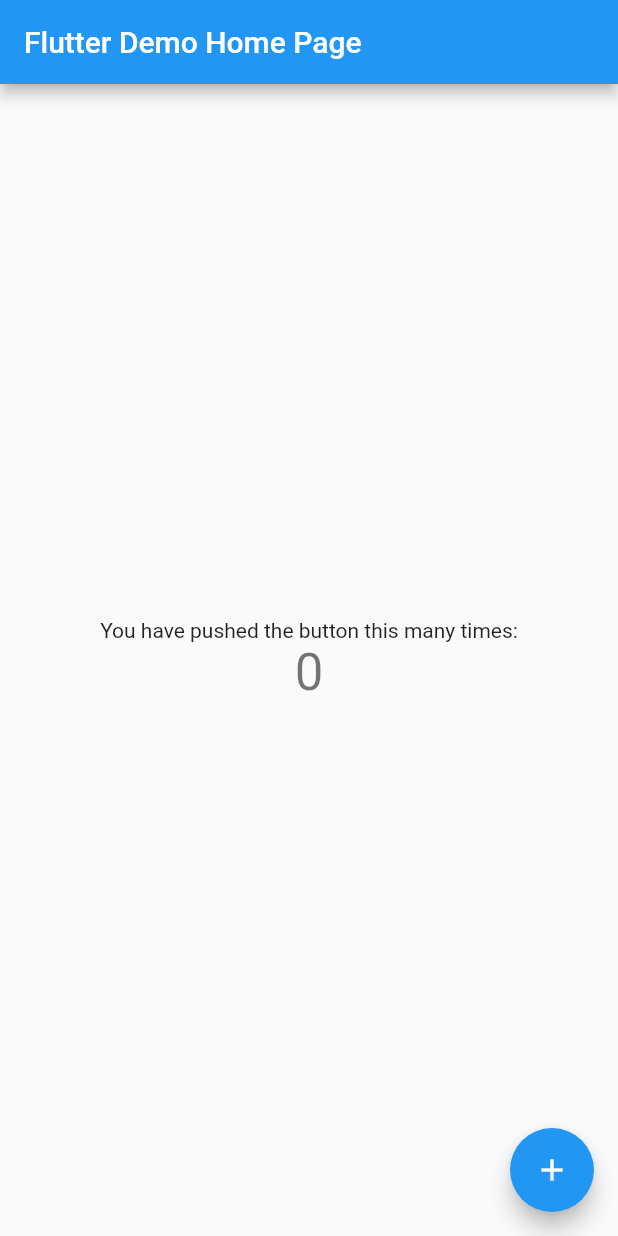
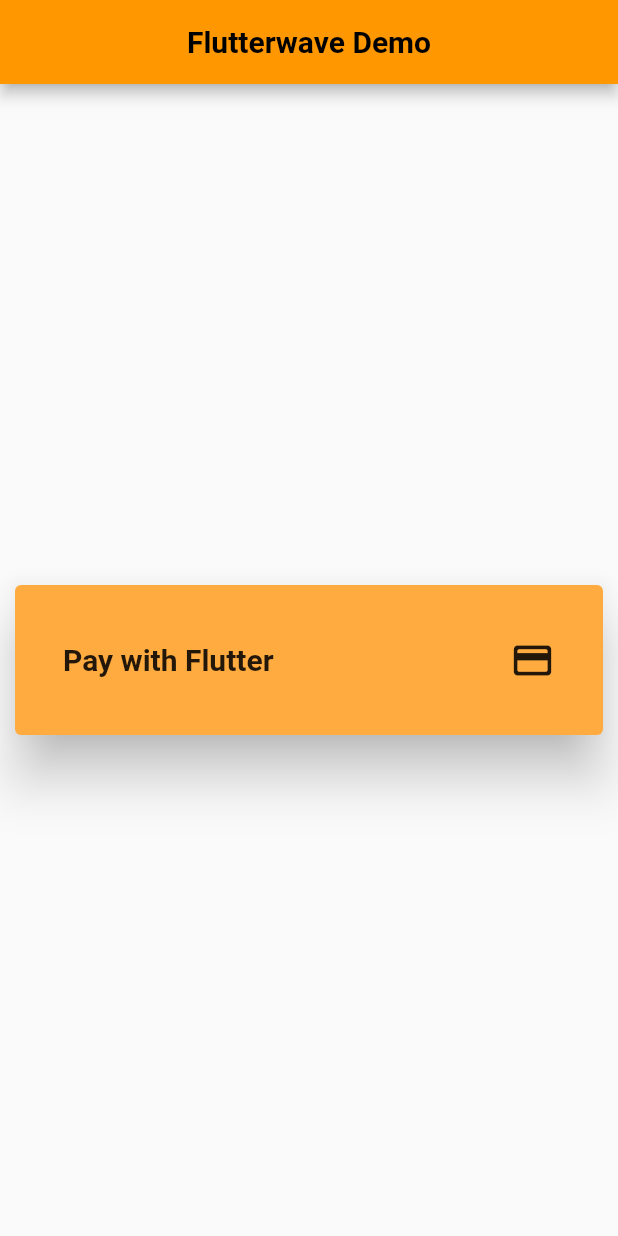
Before and after one commit to bisi-dev/flutter-flutterwave, a Flutter app: the screen it shows after launch, on a phone screen of 412 x 824 dp. Run offline on Flutter 3.47's test engine with Material 2 defaults, Android fonts, the phone set to English and light mode, and no system bars; our stand-ins replace fluttertoast.

Commit message:
Step 3: Create your payment page and card

```diff
--- a/lib/main.dart
+++ b/lib/main.dart
@@ -1,4 +1,5 @@
 import 'package:flutter/material.dart';
+import 'package:flutter_flutterwave/screens/checkout.dart';
 
 void main() {
   runApp(const MyApp());
@@ -7,109 +8,15 @@ void main() {
 class MyApp extends StatelessWidget {
   const MyApp({Key? key}) : super(key: key);
 
-  // This widget is the root of your application.
   @override
   Widget build(BuildContext context) {
     return MaterialApp(
-      title: 'Flutter Demo',
+      title: 'Flutterwave',
       theme: ThemeData(
-        // This is the theme of your application.
-        //
-        // Try running your application with "flutter run". You'll see the
-        // application has a blue toolbar. Then, without quitting the app, try
-        // changing the primarySwatch below to Colors.green and then invoke
-        // "hot reload" (press "r" in the console where you ran "flutter run",
-        // or simply save your changes to "hot reload" in a Flutter IDE).
-        // Notice that the counter didn't reset back to zero; the application
-        // is not restarted.
-        primarySwatch: Colors.blue,
+        primarySwatch: Colors.orange,
       ),
-      home: const MyHomePage(title: 'Flutter Demo Home Page'),
+      home: const CheckOutPage(),
+      debugShowCheckedModeBanner: false,
     );
   }
 }
-
-class MyHomePage extends StatefulWidget {
-  const MyHomePage({Key? key, required this.title}) : super(key: key);
-
-  // This widget is the home page of your application. It is stateful, meaning
-  // that it has a State object (defined below) that contains fields that affect
-  // how it looks.
-
-  // This class is the configuration for the state. It holds the values (in this
-  // case the title) provided by the parent (in this case the App widget) and
-  // used by the build method of the State. Fields in a Widget subclass are
-  // always marked "final".
-
-  final String title;
-
-  @override
-  State<MyHomePage> createState() => _MyHomePageState();
-}
-
-class _MyHomePageState extends State<MyHomePage> {
-  int _counter = 0;
-
-  void _incrementCounter() {
-    setState(() {
-      // This call to setState tells the Flutter framework that something has
-      // changed in this State, which causes it to rerun the build method below
-      // so that the display can reflect the updated values. If we changed
-      // _counter without calling setState(), then the build method would not be
-      // called again, and so nothing would appear to happen.
-      _counter++;
-    });
-  }
-
-  @override
-  Widget build(BuildContext context) {
-    // This method is rerun every time setState is called, for instance as done
-    // by the _incrementCounter method above.
-    //
-    // The Flutter framework has been optimized to make rerunning build methods
-    // fast, so that you can just rebuild anything that needs updating rather
-    // than having to individually change instances of widgets.
-    return Scaffold(
-      appBar: AppBar(
-        // Here we take the value from the MyHomePage object that was created by
-        // the App.build method, and use it to set our appbar title.
-        title: Text(widget.title),
-      ),
-      body: Center(
-        // Center is a layout widget. It takes a single child and positions it
-        // in the middle of the parent.
-        child: Column(
-          // Column is also a layout widget. It takes a list of children and
-          // arranges them vertically. By default, it sizes itself to fit its
-          // children horizontally, and tries to be as tall as its parent.
-          //
-          // Invoke "debug painting" (press "p" in the console, choose the
-          // "Toggle Debug Paint" action from the Flutter Inspector in Android
-          // Studio, or the "Toggle Debug Paint" command in Visual Studio Code)
-          // to see the wireframe for each widget.
-          //
-          // Column has various properties to control how it sizes itself and
-          // how it positions its children. Here we use mainAxisAlignment to
-          // center the children vertically; the main axis here is the vertical
-          // axis because Columns are vertical (the cross axis would be
-          // horizontal).
-          mainAxisAlignment: MainAxisAlignment.center,
-          children: <Widget>[
-            const Text(
-              'You have pushed the button this many times:',
-            ),
-            Text(
-              '$_counter',
-              style: Theme.of(context).textTheme.headline4,
-            ),
-          ],
-        ),
-      ),
-      floatingActionButton: FloatingActionButton(
-        onPressed: _incrementCounter,
-        tooltip: 'Increment',
-        child: const Icon(Icons.add),
-      ), // This trailing comma makes auto-formatting nicer for build methods.
-    );
-  }
-}
--- /dev/null
+++ b/lib/screens/checkout.dart
@@ -0,0 +1,59 @@
+import 'package:flutter/material.dart';
+
+class CheckOutPage extends StatefulWidget {
+  const CheckOutPage({Key? key}) : super(key: key);
+
+  @override
+  State<CheckOutPage> createState() => _CheckOutPageState();
+}
+
+class _CheckOutPageState extends State<CheckOutPage> {
+  @override
+  Widget build(BuildContext context) {
+    return Scaffold(
+      appBar: AppBar(
+        title: Text(
+          'Flutterwave Demo',
+          style: TextStyle(fontWeight: FontWeight.bold),
+        ),
+        centerTitle: true,
+      ),
+      body: Column(
+        mainAxisAlignment: MainAxisAlignment.center,
+        children: [
+          CheckOutCard(),
+        ],
+      ),
+    );
+  }
+
+  Widget CheckOutCard() {
+    return InkWell(
+      onTap: () {},
+      child: Card(
+        margin: EdgeInsets.symmetric(horizontal: 10),
+        color: Colors.orangeAccent,
+        elevation: 15,
+        child: Container(
+          height: 100,
+          child: Padding(
+            padding: const EdgeInsets.all(32.0),
+            child: Row(
+              mainAxisAlignment: MainAxisAlignment.spaceBetween,
+              children: <Widget>[
+                Text(
+                  "Pay with Flutter",
+                  style: TextStyle(fontSize: 20, fontWeight: FontWeight.bold),
+                ),
+                Icon(
+                  Icons.payment_rounded,
+                  size: 30,
+                )
+              ],
+            ),
+          ),
+        ),
+      ),
+    );
+  }
+}
```
